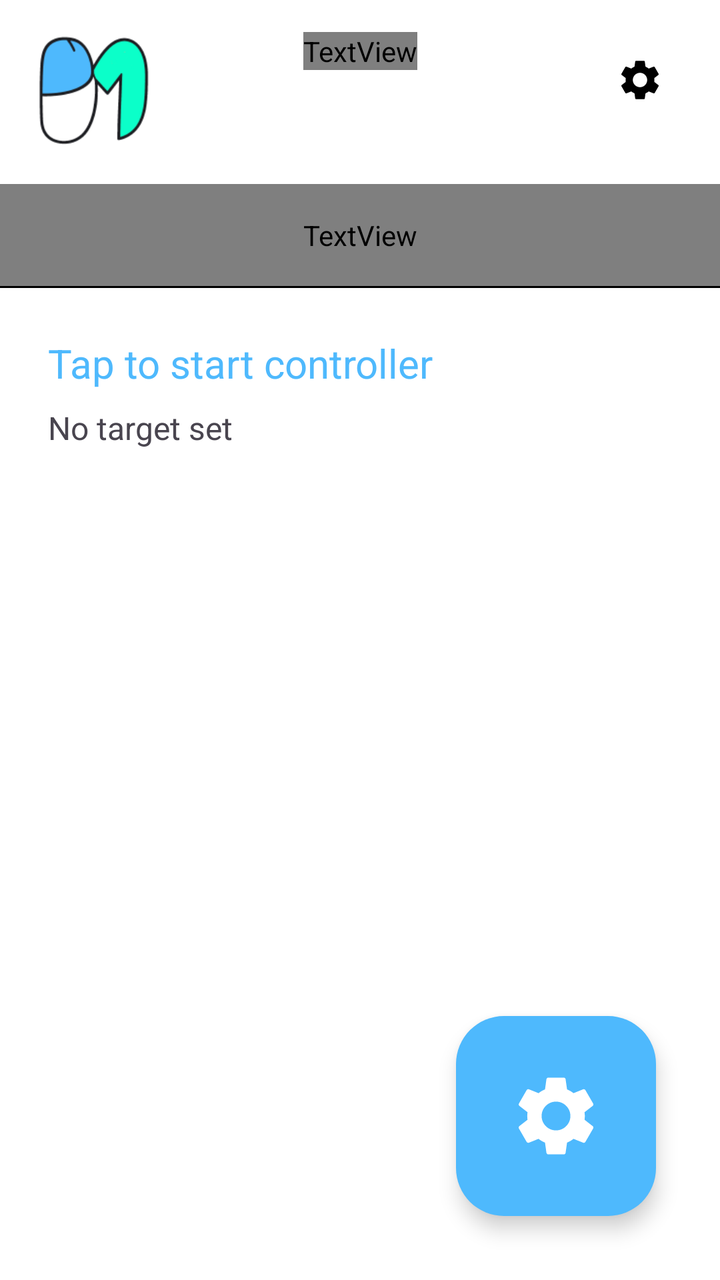
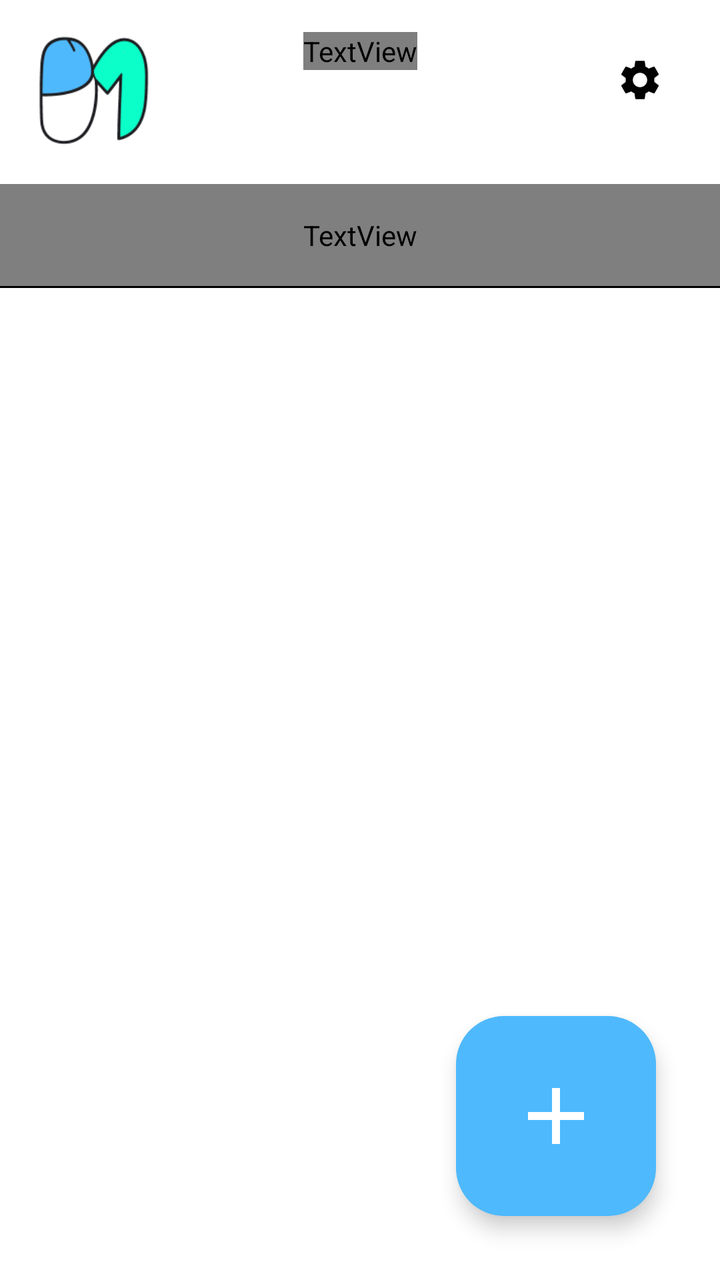

Before-and-after screenshots of an Android layout around one commit, followed by the original layout XML and the change that was made.
<!-- AndroidManifest.xml: application theme Theme.Phomouse -->
<!-- res/layout/screen_index.xml -->
<?xml version="1.0" encoding="utf-8"?>
<androidx.constraintlayout.widget.ConstraintLayout xmlns:android="http://schemas.android.com/apk/res/android"
    xmlns:app="http://schemas.android.com/apk/res-auto"
    android:id="@+id/screen_index"
    android:layout_width="match_parent"
    android:layout_height="match_parent"
    android:background="@color/white">

    
    <androidx.constraintlayout.widget.ConstraintLayout
        android:id="@+id/header_index"
        android:layout_width="match_parent"
        android:layout_height="wrap_content"
        android:padding="16dp"
        app:layout_constraintTop_toTopOf="parent">

        <ImageView
            android:id="@+id/logo_index"
            android:layout_width="60dp"
            android:layout_height="60dp"
            android:src="@drawable/ic_logo"
            android:contentDescription="Logo"
            app:layout_constraintStart_toStartOf="parent"
            app:layout_constraintTop_toTopOf="parent" />

        <TextView
            android:layout_width="wrap_content"
            android:layout_height="wrap_content"
            android:text="PHOMOUSE\nWIFI"
            android:textSize="32sp"
            android:textStyle="bold"
            android:textColor="@color/black"
            android:gravity="center"
            android:fontFamily="?attr/mainFontFamily"
            app:layout_constraintStart_toStartOf="parent"
            app:layout_constraintEnd_toEndOf="parent"
            app:layout_constraintTop_toTopOf="parent" />

        <ImageButton
            android:id="@+id/btn_settings_index"
            android:layout_width="48dp"
            android:layout_height="48dp"
            android:src="@drawable/ic_settings"
            android:contentDescription="Settings"
            android:background="?attr/selectableItemBackgroundBorderless"
            app:layout_constraintEnd_toEndOf="parent"
            app:layout_constraintTop_toTopOf="parent" />

    </androidx.constraintlayout.widget.ConstraintLayout>

    <TextView
        android:id="@+id/title_paired"
        android:layout_width="match_parent"
        android:layout_height="wrap_content"
        android:text="Connection Status"
        android:textSize="28sp"
        android:textStyle="bold"
        android:textColor="@color/black"
        android:paddingHorizontal="24dp"
        android:paddingVertical="16dp"
        android:fontFamily="?attr/mainFontFamily"
        app:layout_constraintTop_toBottomOf="@id/header_index" />

    <View
        android:id="@+id/divider_index"
        android:layout_width="match_parent"
        android:layout_height="1dp"
        android:background="@color/black"
        app:layout_constraintTop_toBottomOf="@id/title_paired" />

    <LinearLayout
        android:id="@+id/rv_paired_devices"
        android:layout_width="match_parent"
        android:layout_height="wrap_content"
        android:orientation="vertical"
        android:padding="24dp"
        android:clickable="true"
        android:focusable="true"
        android:background="?attr/selectableItemBackground"
        app:layout_constraintTop_toBottomOf="@id/divider_index">

        <TextView
            android:layout_width="wrap_content"
            android:layout_height="wrap_content"
            android:text="Tap to start controller"
            android:textSize="20sp"
            android:textColor="@color/primary" />

        <TextView
            android:id="@+id/tv_current_target"
            android:layout_width="wrap_content"
            android:layout_height="wrap_content"
            android:text="No target set"
            android:textSize="16sp"
            android:layout_marginTop="8dp" />

    </LinearLayout>

    
    <com.google.android.material.floatingactionbutton.FloatingActionButton
        android:id="@+id/fab_add"
        android:layout_width="wrap_content"
        android:layout_height="wrap_content"
        android:layout_margin="32dp"
        app:srcCompat="@drawable/ic_settings"
        app:fabCustomSize="100dp"
        app:maxImageSize="48dp"
        android:backgroundTint="@color/primary"
        app:tint="@color/white"
        android:contentDescription="Configure WiFi"
        app:layout_constraintBottom_toBottomOf="parent"
        app:layout_constraintEnd_toEndOf="parent"
        app:shapeAppearanceOverlay="@style/ShapeAppearance.Phomouse.RoundedFAB"/>

</androidx.constraintlayout.widget.ConstraintLayout>
<!-- resources referenced by this layout -->
<resources>
  <color name="black">#FF000000</color>
  <color name="primary">#4EB9FD</color>
  <color name="white">#FFFFFFFF</color>
  <!-- drawable ic_logo: png bitmap (drawable, 10094 bytes) -->
  <!-- drawable ic_settings (drawable) -->
  <vector xmlns:android="http://schemas.android.com/apk/res/android"
      android:width="24dp"
      android:height="24dp"
      android:viewportWidth="24"
      android:viewportHeight="24">
      <path
          android:fillColor="#000000"
          android:pathData="M19.14,12.94c0.04,-0.3 0.06,-0.61 0.06,-0.94c0,-0.32 -0.02,-0.64 -0.07,-0.94l2.03,-1.58c0.18,-0.14 0.23,-0.41 0.12,-0.61l-1.92,-3.32c-0.12,-0.22 -0.37,-0.29 -0.59,-0.22l-2.39,0.96c-0.5,-0.38 -1.03,-0.7 -1.62,-0.94L14.4,2.81c-0.04,-0.24 -0.24,-0.41 -0.48,-0.41h-3.84c-0.24,0 -0.43,0.17 -0.47,0.41l-0.36,2.54c-0.59,0.24 -1.13,0.57 -1.62,0.94l-2.39,-0.96c-0.22,-0.08 -0.47,0 -0.59,0.22L2.74,8.87c-0.12,0.21 -0.08,0.47 0.12,0.61l2.03,1.58C4.84,11.36 4.81,11.67 4.81,12s0.02,0.64 0.07,0.94l-2.03,1.58c-0.18,0.14 -0.23,0.41 -0.12,0.61l1.92,3.32c0.12,0.22 0.37,0.29 0.59,0.22l2.39,-0.96c0.5,0.38 1.03,0.7 1.62,0.94l0.36,2.54c0.05,0.24 0.24,0.41 0.48,0.41h3.84c0.24,0 0.44,-0.17 0.47,-0.41l0.36,-2.54c0.59,-0.24 1.13,-0.56 1.62,-0.94l2.39,0.96c0.22,0.08 0.47,0 0.59,-0.22l1.92,-3.32c0.12,-0.21 0.07,-0.47 -0.12,-0.61L19.14,12.94zM12,15.6c-1.98,0 -3.6,-1.62 -3.6,-3.6s1.62,-3.6 3.6,-3.6s3.6,1.62 3.6,3.6S13.98,15.6 12,15.6z"/>
  </vector>
  <style name="ShapeAppearance.Phomouse.RoundedFAB" parent="ShapeAppearance.Material3.MediumComponent">
          <item name="cornerFamily">rounded</item>
          <item name="cornerSize">24dp</item>
      </style>
  <style name="Theme.Phomouse" parent="Base.Theme.Phomouse" />
  <style name="Base.Theme.Phomouse" parent="Theme.Material3.DayNight.NoActionBar">
          <item name="colorPrimary">@color/primary</item>
          <item name="colorAccent">@color/accent</item>
          <item name="android:windowBackground">@color/white</item>
          <item name="mainFontFamily">@font/atkinson</item>
      </style>
  <color name="accent">#0BFEC8</color>
</resources>

<!-- the commit's change to res/layout/screen_index.xml (unified diff, before → after) -->
@@ -26,7 +26,7 @@
         <TextView
             android:layout_width="wrap_content"
             android:layout_height="wrap_content"
-            android:text="PHOMOUSE\nWIFI"
+            android:text="DEVICE\nSCREEN"
             android:textSize="32sp"
             android:textStyle="bold"
             android:textColor="@color/black"
@@ -52,7 +52,7 @@
         android:id="@+id/title_paired"
         android:layout_width="match_parent"
         android:layout_height="wrap_content"
-        android:text="Connection Status"
+        android:text="Paired Devices"
         android:textSize="28sp"
         android:textStyle="bold"
         android:textColor="@color/black"
@@ -68,33 +68,13 @@
         android:background="@color/black"
         app:layout_constraintTop_toBottomOf="@id/title_paired" />
 
-    <LinearLayout
+    <androidx.recyclerview.widget.RecyclerView
         android:id="@+id/rv_paired_devices"
         android:layout_width="match_parent"
-        android:layout_height="wrap_content"
-        android:orientation="vertical"
-        android:padding="24dp"
-        android:clickable="true"
-        android:focusable="true"
-        android:background="?attr/selectableItemBackground"
-        app:layout_constraintTop_toBottomOf="@id/divider_index">
-
-        <TextView
-            android:layout_width="wrap_content"
-            android:layout_height="wrap_content"
-            android:text="Tap to start controller"
-            android:textSize="20sp"
-            android:textColor="@color/primary" />
-
-        <TextView
-            android:id="@+id/tv_current_target"
-            android:layout_width="wrap_content"
-            android:layout_height="wrap_content"
-            android:text="No target set"
-            android:textSize="16sp"
-            android:layout_marginTop="8dp" />
-
-    </LinearLayout>
+        android:layout_height="0dp"
+        app:layout_constraintTop_toBottomOf="@id/divider_index"
+        app:layout_constraintBottom_toBottomOf="parent"
+        android:paddingVertical="8dp" />
 
     
     <com.google.android.material.floatingactionbutton.FloatingActionButton
@@ -102,12 +82,12 @@
         android:layout_width="wrap_content"
         android:layout_height="wrap_content"
         android:layout_margin="32dp"
-        app:srcCompat="@drawable/ic_settings"
+        app:srcCompat="@drawable/ic_add"
         app:fabCustomSize="100dp"
         app:maxImageSize="48dp"
         android:backgroundTint="@color/primary"
         app:tint="@color/white"
-        android:contentDescription="Configure WiFi"
+        android:contentDescription="Add Device"
         app:layout_constraintBottom_toBottomOf="parent"
         app:layout_constraintEnd_toEndOf="parent"
         app:shapeAppearanceOverlay="@style/ShapeAppearance.Phomouse.RoundedFAB"/>
<!-- resource entries referenced after the edit -->
@@ -3,6 +3,16 @@
   <color name="black">#FF000000</color>
   <color name="primary">#4EB9FD</color>
   <color name="white">#FFFFFFFF</color>
+  <!-- drawable ic_add (drawable) -->
+  <vector xmlns:android="http://schemas.android.com/apk/res/android"
+      android:width="24dp"
+      android:height="24dp"
+      android:viewportWidth="24"
+      android:viewportHeight="24">
+      <path
+          android:fillColor="#000000"
+          android:pathData="M19,13h-6v6h-2v-6H5v-2h6V5h2v6h6v2z"/>
+  </vector>
   <!-- drawable ic_logo: png bitmap (drawable, 10094 bytes) -->
   <!-- drawable ic_settings (drawable) -->
   <vector xmlns:android="http://schemas.android.com/apk/res/android"
